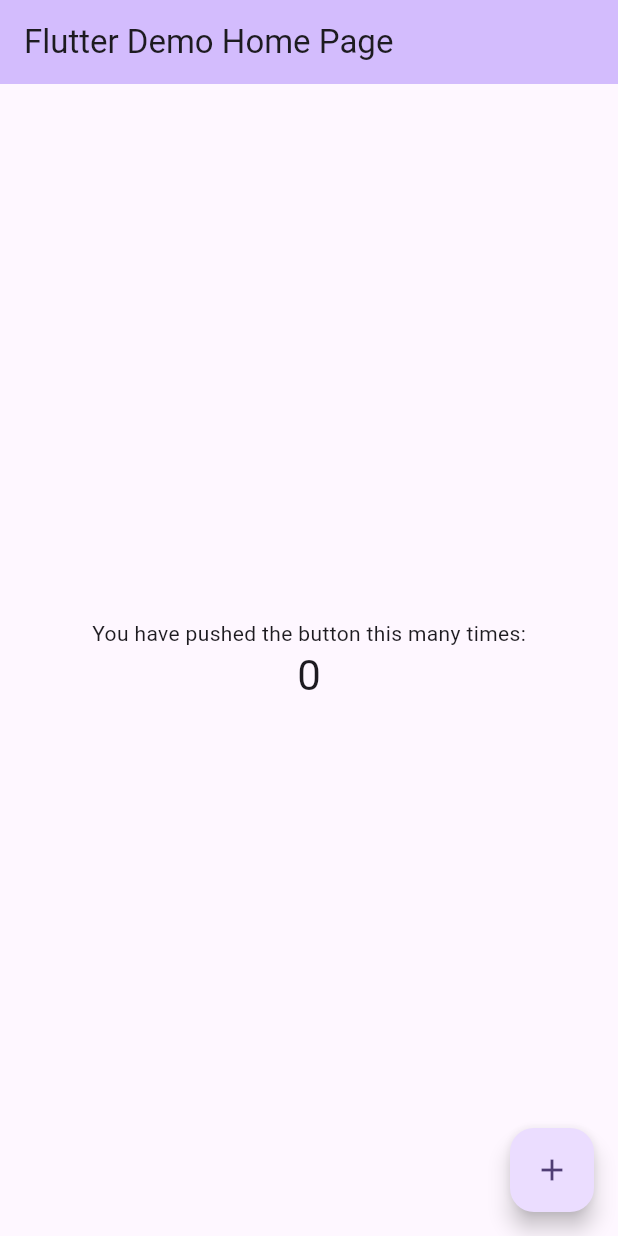
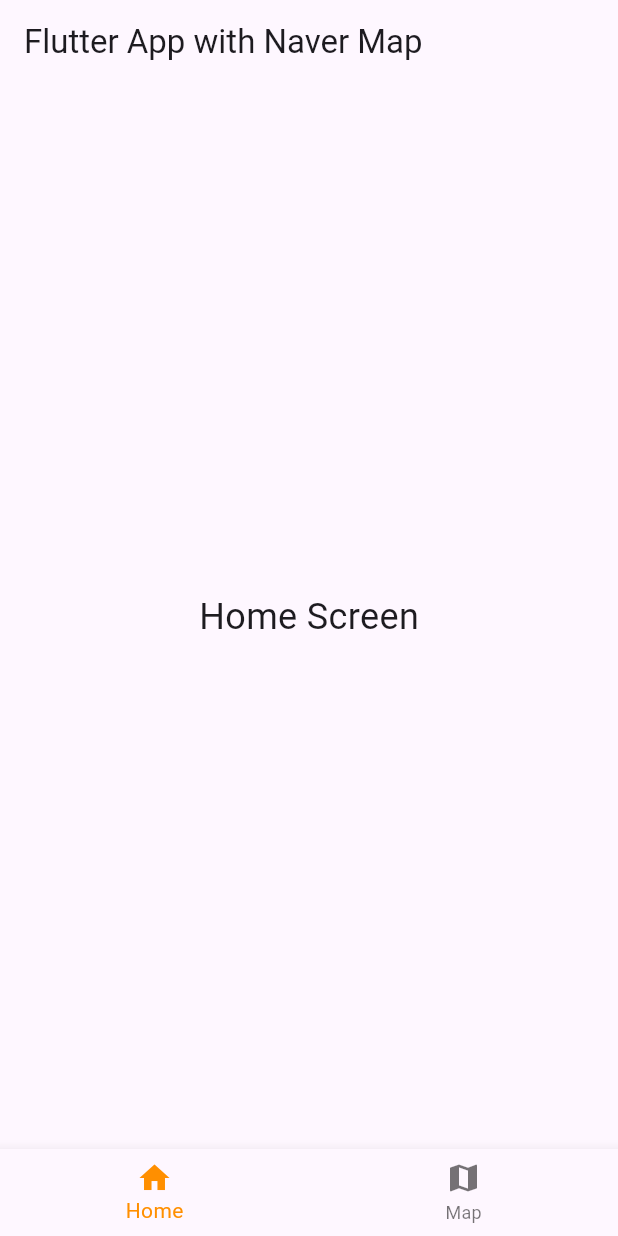
Before and after one commit to jkookhan03/mad_week2, a Flutter app: the screen it shows after launch, on a phone screen of 412 x 824 dp. Run offline on Flutter 3.47's test engine with Material 3 defaults, Android fonts, the phone set to English and light mode, and no system bars; missing offline and left inert: flutter_naver_map.

Commit message:
네이버 지도 연동

```diff
--- a/lib/main.dart
+++ b/lib/main.dart
@@ -1,125 +1,110 @@
+import 'dart:async';
+import 'dart:developer';
+
 import 'package:flutter/material.dart';
+import 'package:flutter_naver_map/flutter_naver_map.dart';
 
-void main() {
+void main() async {
+  await _initialize();
   runApp(const MyApp());
 }
 
+// 지도 초기화하기
+Future<void> _initialize() async {
+  WidgetsFlutterBinding.ensureInitialized();
+  await NaverMapSdk.instance.initialize(
+      clientId: 'i7947mszxz', // 클라이언트 ID 설정
+      onAuthFailed: (e) => log("네이버맵 인증오류 : $e", name: "onAuthFailed")
+  );
+}
+
 class MyApp extends StatelessWidget {
-  const MyApp({super.key});
+  const MyApp({Key? key}) : super(key: key);
 
-  // This widget is the root of your application.
   @override
   Widget build(BuildContext context) {
     return MaterialApp(
-      title: 'Flutter Demo',
-      theme: ThemeData(
-        // This is the theme of your application.
-        //
-        // TRY THIS: Try running your application with "flutter run". You'll see
-        // the application has a purple toolbar. Then, without quitting the app,
-        // try changing the seedColor in the colorScheme below to Colors.green
-        // and then invoke "hot reload" (save your changes or press the "hot
-        // reload" button in a Flutter-supported IDE, or press "r" if you used
-        // the command line to start the app).
-        //
-        // Notice that the counter didn't reset back to zero; the application
-        // state is not lost during the reload. To reset the state, use hot
-        // restart instead.
-        //
-        // This works for code too, not just values: Most code changes can be
-        // tested with just a hot reload.
-        colorScheme: ColorScheme.fromSeed(seedColor: Colors.deepPurple),
-        useMaterial3: true,
-      ),
-      home: const MyHomePage(title: 'Flutter Demo Home Page'),
+      home: MyHomePage(),
     );
   }
 }
 
 class MyHomePage extends StatefulWidget {
-  const MyHomePage({super.key, required this.title});
-
-  // This widget is the home page of your application. It is stateful, meaning
-  // that it has a State object (defined below) that contains fields that affect
-  // how it looks.
-
-  // This class is the configuration for the state. It holds the values (in this
-  // case the title) provided by the parent (in this case the App widget) and
-  // used by the build method of the State. Fields in a Widget subclass are
-  // always marked "final".
-
-  final String title;
-
   @override
-  State<MyHomePage> createState() => _MyHomePageState();
+  _MyHomePageState createState() => _MyHomePageState();
 }
 
 class _MyHomePageState extends State<MyHomePage> {
-  int _counter = 0;
+  int _selectedIndex = 0;
 
-  void _incrementCounter() {
+  static List<Widget> _widgetOptions = <Widget>[
+    HomeScreen(),
+    MapScreen(),
+  ];
+
+  void _onItemTapped(int index) {
     setState(() {
-      // This call to setState tells the Flutter framework that something has
-      // changed in this State, which causes it to rerun the build method below
-      // so that the display can reflect the updated values. If we changed
-      // _counter without calling setState(), then the build method would not be
-      // called again, and so nothing would appear to happen.
-      _counter++;
+      _selectedIndex = index;
     });
   }
 
   @override
   Widget build(BuildContext context) {
-    // This method is rerun every time setState is called, for instance as done
-    // by the _incrementCounter method above.
-    //
-    // The Flutter framework has been optimized to make rerunning build methods
-    // fast, so that you can just rebuild anything that needs updating rather
-    // than having to individually change instances of widgets.
     return Scaffold(
       appBar: AppBar(
-        // TRY THIS: Try changing the color here to a specific color (to
-        // Colors.amber, perhaps?) and trigger a hot reload to see the AppBar
-        // change color while the other colors stay the same.
-        backgroundColor: Theme.of(context).colorScheme.inversePrimary,
-        // Here we take the value from the MyHomePage object that was created by
-        // the App.build method, and use it to set our appbar title.
-        title: Text(widget.title),
+        title: const Text('Flutter App with Naver Map'),
       ),
       body: Center(
-        // Center is a layout widget. It takes a single child and positions it
-        // in the middle of the parent.
-        child: Column(
-          // Column is also a layout widget. It takes a list of children and
-          // arranges them vertically. By default, it sizes itself to fit its
-          // children horizontally, and tries to be as tall as its parent.
-          //
-          // Column has various properties to control how it sizes itself and
-          // how it positions its children. Here we use mainAxisAlignment to
-          // center the children vertically; the main axis here is the vertical
-          // axis because Columns are vertical (the cross axis would be
-          // horizontal).
-          //
-          // TRY THIS: Invoke "debug painting" (choose the "Toggle Debug Paint"
-          // action in the IDE, or press "p" in the console), to see the
-          // wireframe for each widget.
-          mainAxisAlignment: MainAxisAlignment.center,
-          children: <Widget>[
-            const Text(
-              'You have pushed the button this many times:',
-            ),
-            Text(
-              '$_counter',
-              style: Theme.of(context).textTheme.headlineMedium,
-            ),
-          ],
-        ),
+        child: _widgetOptions.elementAt(_selectedIndex),
       ),
-      floatingActionButton: FloatingActionButton(
-        onPressed: _incrementCounter,
-        tooltip: 'Increment',
-        child: const Icon(Icons.add),
-      ), // This trailing comma makes auto-formatting nicer for build methods.
+      bottomNavigationBar: BottomNavigationBar(
+        items: const <BottomNavigationBarItem>[
+          BottomNavigationBarItem(
+            icon: Icon(Icons.home),
+            label: 'Home',
+          ),
+          BottomNavigationBarItem(
+            icon: Icon(Icons.map),
+            label: 'Map',
+          ),
+        ],
+        currentIndex: _selectedIndex,
+        selectedItemColor: Colors.amber[800],
+        onTap: _onItemTapped,
+      ),
     );
   }
 }
+
+class HomeScreen extends StatelessWidget {
+  @override
+  Widget build(BuildContext context) {
+    return Center(
+      child: Text(
+        'Home Screen',
+        style: TextStyle(fontSize: 24),
+      ),
+    );
+  }
+}
+
+class MapScreen extends StatelessWidget {
+  @override
+  Widget build(BuildContext context) {
+    final Completer<NaverMapController> mapControllerCompleter = Completer();
+
+    return Scaffold(
+      body: NaverMap(
+        options: const NaverMapViewOptions(
+          indoorEnable: true,
+          locationButtonEnable: false,
+          consumeSymbolTapEvents: false,
+        ),
+        onMapReady: (controller) async {
+          mapControllerCompleter.complete(controller);
+          log("onMapReady", name: "onMapReady");
+        },
+      ),
+    );
+  }
+}
--- a/pubspec.yaml
+++ b/pubspec.yaml
@@ -39,6 +39,7 @@ dependencies:
 dev_dependencies:
   flutter_test:
     sdk: flutter
+  flutter_naver_map: ^1.0.2
 
   # The "flutter_lints" package below contains a set of recommended lints to
   # encourage good coding practices. The lint set provided by the package is
```
Also changed, not shown: pubspec.lock, 3 other files.
